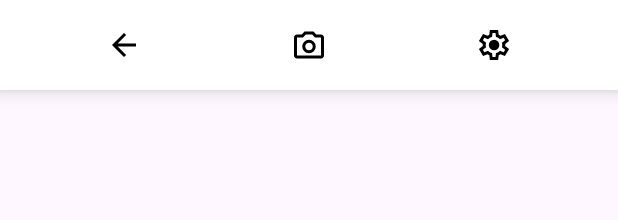
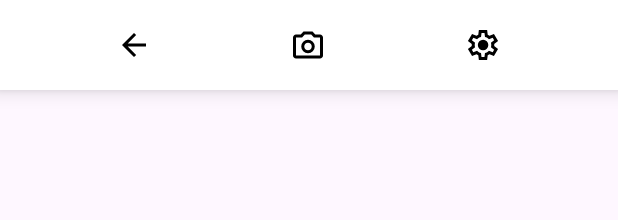
Before and after one commit to puscasp-mcmaster/DieSpy, an Android app: the layout custom_top_nav.xml on its own in the app's theme, with its tools: preview values and no code run, on a phone screen of 412 x 824 dp. Shown: the top 220 px of the screen. Run offline under Robolectric (Android 15) with nearby library versions, the light colour scheme and no system bars.

Commit message:
updated top navbar spacing

```diff
--- a/app/src/main/res/layout/custom_top_nav.xml
+++ b/app/src/main/res/layout/custom_top_nav.xml
@@ -8,44 +8,61 @@
     android:orientation="horizontal"
     android:background="@color/white"
     android:gravity="center_vertical"
-    android:elevation="8dp">
+    android:elevation="8dp"
+    android:paddingHorizontal="12dp">
+
+    <!-- Back Button (Left) -->
+    <FrameLayout
+        android:layout_width="0dp"
+        android:layout_height="match_parent"
+        android:layout_weight="1.2">
 
         <ImageButton
             android:id="@+id/nav_back"
-        android:layout_width="0dp"
+            android:layout_width="match_parent"
             android:layout_height="match_parent"
-        android:layout_weight="1.2"
-        android:layout_marginStart="0dp"
             android:src="@drawable/icon_arrow_left"
             android:background="?attr/selectableItemBackgroundBorderless"
             android:scaleType="centerInside"
             android:padding="16dp"
             android:contentDescription="Back"
             app:tint="@color/black" />
+    </FrameLayout>
+
+    <!-- Camera Button (Center) -->
+    <FrameLayout
+        android:layout_width="0dp"
+        android:layout_height="match_parent"
+        android:layout_weight="0.6">
 
         <ImageButton
             android:id="@+id/nav_camera"
-        android:layout_width="0dp"
+            android:layout_width="match_parent"
             android:layout_height="match_parent"
-        android:layout_weight="0.6"
             android:src="@drawable/icon_camera"
             android:background="?attr/selectableItemBackgroundBorderless"
             android:scaleType="centerInside"
             android:padding="16dp"
             android:contentDescription="Camera"
             app:tint="@color/black" />
+    </FrameLayout>
+
+    <!-- Settings Button (Right) -->
+    <FrameLayout
+        android:layout_width="0dp"
+        android:layout_height="match_parent"
+        android:layout_weight="1.2">
 
         <ImageButton
             android:id="@+id/nav_settings"
-        android:layout_width="0dp"
+            android:layout_width="match_parent"
             android:layout_height="match_parent"
-        android:layout_weight="1.2"
-        android:layout_marginEnd="0dp"
             android:src="@drawable/icon_settings"
             android:background="?attr/selectableItemBackgroundBorderless"
             android:scaleType="centerInside"
             android:padding="16dp"
             android:contentDescription="Settings"
             app:tint="@color/black" />
+    </FrameLayout>
 
 </LinearLayout>
```
Also changed, not shown: app/src/main/java/com/diespy/app/MainActivity.kt (+28 -24 lines). Lines whose indentation alone changed are shown as unchanged.
